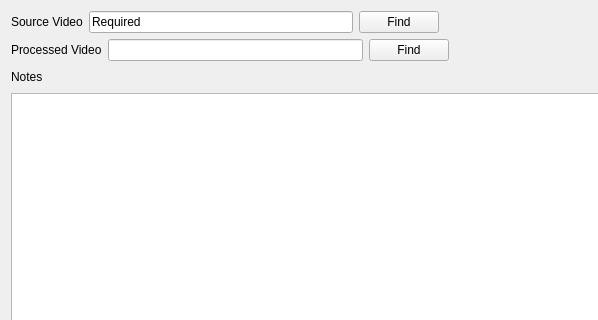
Qt form cgt/projectstartdialog.ui (jonathanHuwP/CrystalGrowthTracker) before a commit; both pictures show x 0 to 598 and y 0 to 320 of the 714 by 704 pixel window.
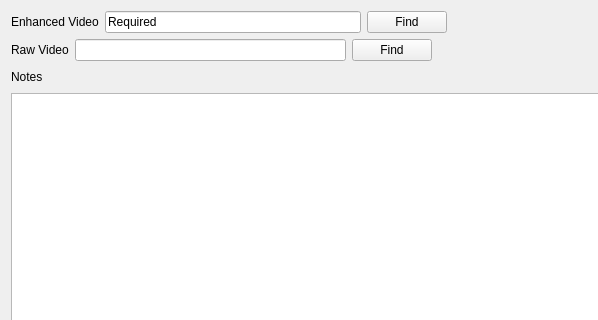
The same form after that commit.

Commit message: rationalized the variable names

```diff
--- a/cgt/projectstartdialog.ui
+++ b/cgt/projectstartdialog.ui
@@ -19,7 +19,7 @@
      <item>
       <widget class="QLabel" name="label_3">
        <property name="text">
-        <string>Source Video</string>
+        <string>Enhanced Video</string>
        </property>
       </widget>
      </item>
@@ -57,7 +57,7 @@
      <item>
       <widget class="QLabel" name="label_5">
        <property name="text">
-        <string>Processed Video</string>
+        <string>Raw Video</string>
        </property>
       </widget>
      </item>
```
Left out of the diff: 16 changed lines with no effect on the pictures. The commit also changes 2 other files.
